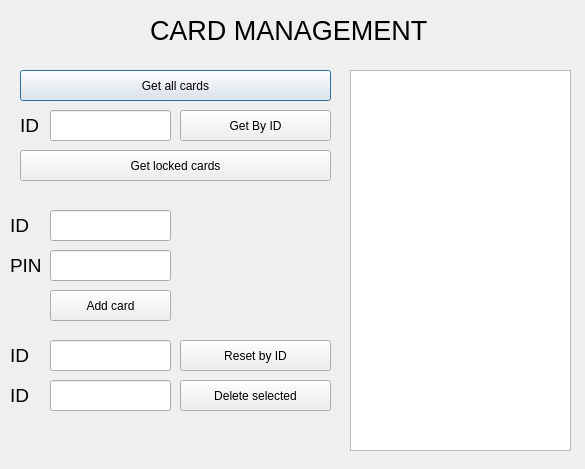
This is admin-app/gui/cardsmenu.ui in 25kmo-project/group_11 as Qt 5 draws it before an edit. The edited form follows.
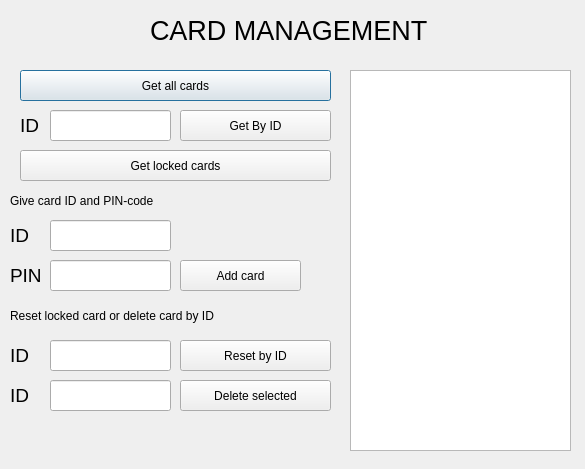
This is the edited form.

Diff of the .ui file:
```diff
--- a/admin-app/gui/cardsmenu.ui
+++ b/admin-app/gui/cardsmenu.ui
@@ -42,8 +42,8 @@
   <widget class="QPushButton" name="btnAddDeleteCards">
    <property name="geometry">
     <rect>
-     <x>50</x>
-     <y>290</y>
+     <x>180</x>
+     <y>260</y>
      <width>121</width>
      <height>31</height>
     </rect>
@@ -169,7 +169,7 @@
    <property name="geometry">
     <rect>
      <x>50</x>
-     <y>210</y>
+     <y>220</y>
      <width>121</width>
      <height>31</height>
     </rect>
@@ -179,7 +179,7 @@
    <property name="geometry">
     <rect>
      <x>10</x>
-     <y>210</y>
+     <y>220</y>
      <width>41</width>
      <height>31</height>
     </rect>
@@ -197,7 +197,7 @@
    <property name="geometry">
     <rect>
      <x>10</x>
-     <y>250</y>
+     <y>260</y>
      <width>41</width>
      <height>31</height>
     </rect>
@@ -215,7 +215,7 @@
    <property name="geometry">
     <rect>
      <x>50</x>
-     <y>250</y>
+     <y>260</y>
      <width>121</width>
      <height>31</height>
     </rect>
@@ -277,6 +277,32 @@
     </rect>
    </property>
   </widget>
+  <widget class="QLabel" name="label_6">
+   <property name="geometry">
+    <rect>
+     <x>10</x>
+     <y>180</y>
+     <width>301</width>
+     <height>41</height>
+    </rect>
+   </property>
+   <property name="text">
+    <string>Give card ID and PIN-code</string>
+   </property>
+  </widget>
+  <widget class="QLabel" name="label_7">
+   <property name="geometry">
+    <rect>
+     <x>10</x>
+     <y>300</y>
+     <width>321</width>
+     <height>31</height>
+    </rect>
+   </property>
+   <property name="text">
+    <string>Reset locked card or delete card by ID</string>
+   </property>
+  </widget>
  </widget>
  <resources/>
  <connections/>
```
